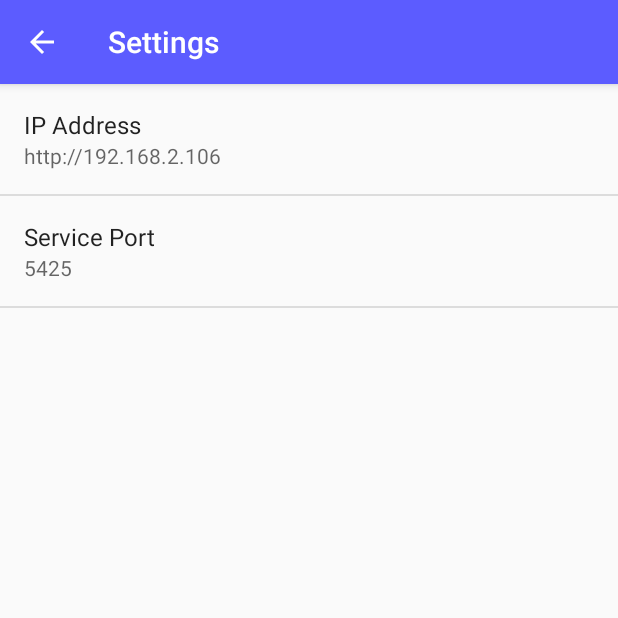
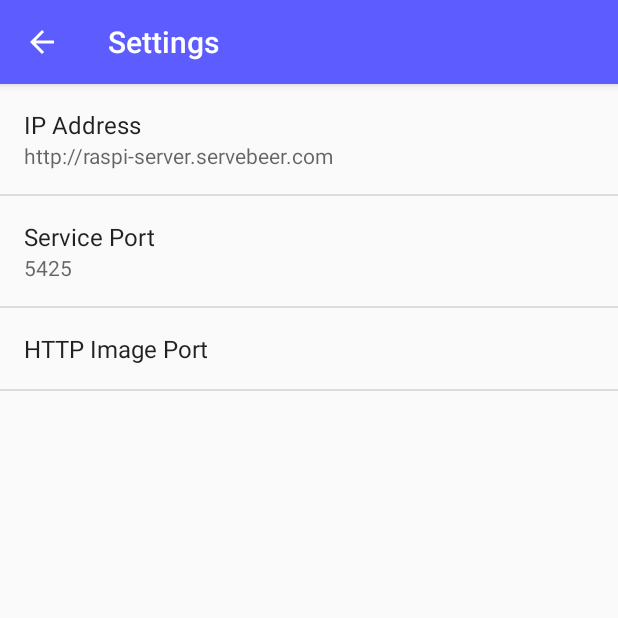
Before and after one commit to Nik-Sch/Rezeptbuch-Android, an Android app: the SettingsActivity screen opened directly, with no data from a screen before it, on a phone screen of 412 x 824 dp, the top half of it. Run offline under Robolectric (Android 15) with nearby library versions, the phone set to English and light mode, and no system bars; network calls fail.

Commit message:
fixed the image downloading port

```diff
--- a/app/src/main/java/net/ddns/raspi_server/rezeptbuch/util/WebClient.kt
+++ b/app/src/main/java/net/ddns/raspi_server/rezeptbuch/util/WebClient.kt
@@ -438,7 +438,9 @@ class WebClient(private val mContext: Context) {
       val prefs = PreferenceManager.getDefaultSharedPreferences(context)
       val address = prefs.getString("ip_address",
               context.getString(R.string.pref_default_ip_address))
-      return "$address/Rezeptbuch/images/${recipe?.mImageName}"
+      val port = prefs.getString("image_port",
+              context.getString(R.string.pref_default_image_port))
+      return "$address:$port/Rezeptbuch/images/${recipe?.mImageName}"
     }
   }
 }
--- a/app/src/main/res/values/strings.xml
+++ b/app/src/main/res/values/strings.xml
@@ -61,9 +61,13 @@
     <!-- Strings related to Settings -->
 
     <string name="pref_title_ip_address">IP Address</string>
-    <string name="pref_default_ip_address">http://192.168.2.106</string>
+    <string name="pref_default_ip_address">http://raspi-server.servebeer.com</string>
 
     <string name="pref_title_port">Service Port</string>
     <string name="pref_default_port">5425</string>
+
+    <string name="pref_title_image_port">HTTP Image Port</string>
+    <string name="pref_default_image_port">17255</string>
+
     <string name="pref_header_general">General Settings</string>
 </resources>
--- a/app/src/main/res/xml/pref_general.xml
+++ b/app/src/main/res/xml/pref_general.xml
@@ -1,17 +1,9 @@
 <PreferenceScreen xmlns:android="http://schemas.android.com/apk/res/android">
 
-    <!--<SwitchPreference-->
-    <!--android:defaultValue="true"-->
-    <!--android:key="example_switch"-->
-    <!--android:summary="@string/pref_description_social_recommendations"-->
-    <!--android:title="@string/pref_title_social_recommendations" />-->
-
-    <!-- NOTE: EditTextPreference accepts EditText attributes. -->
-    <!-- NOTE: EditTextPreference's summary should be set to its value by the activity code. -->
     <EditTextPreference
         android:capitalize="words"
         android:defaultValue="@string/pref_default_ip_address"
-        android:inputType="number"
+        android:inputType="text"
         android:key="ip_address"
         android:maxLines="1"
         android:selectAllOnFocus="true"
@@ -28,16 +20,15 @@
         android:singleLine="true"
         android:title="@string/pref_title_port" />
 
-    <!-- NOTE: Hide buttons to simplify the UI. Users can touch outside the dialog to
-         dismiss it. -->
-    <!-- NOTE: ListPreference's summary should be set to its value by the activity code. -->
-    <!--<ListPreference-->
-    <!--android:defaultValue="-1"-->
-    <!--android:entries="@array/pref_example_list_titles"-->
-    <!--android:entryValues="@array/pref_example_list_values"-->
-    <!--android:key="example_list"-->
-    <!--android:negativeButtonText="@null"-->
-    <!--android:positiveButtonText="@null"-->
-    <!--android:title="@string/pref_title_add_friends_to_messages" />-->
+    <EditTextPreference
+        android:capitalize="words"
+        android:defaultValue="@string/pref_default_image_port"
+        android:inputType="number"
+        android:key="image_port"
+        android:maxLines="1"
+        android:selectAllOnFocus="true"
+        android:singleLine="true"
+        android:title="@string/pref_title_image_port" />
+
 
 </PreferenceScreen>
--- a/build.gradle
+++ b/build.gradle
@@ -1,7 +1,7 @@
 // Top-level build file where you can add configuration options common to all sub-projects/modules.
 
 buildscript {
-    ext.kotlin_version = '1.2.41'
+    ext.kotlin_version = '1.2.50'
     repositories {
         mavenCentral()
         google()
```
Also changed, not shown: app/build.gradle (+5 -2 lines), 4 other files.
